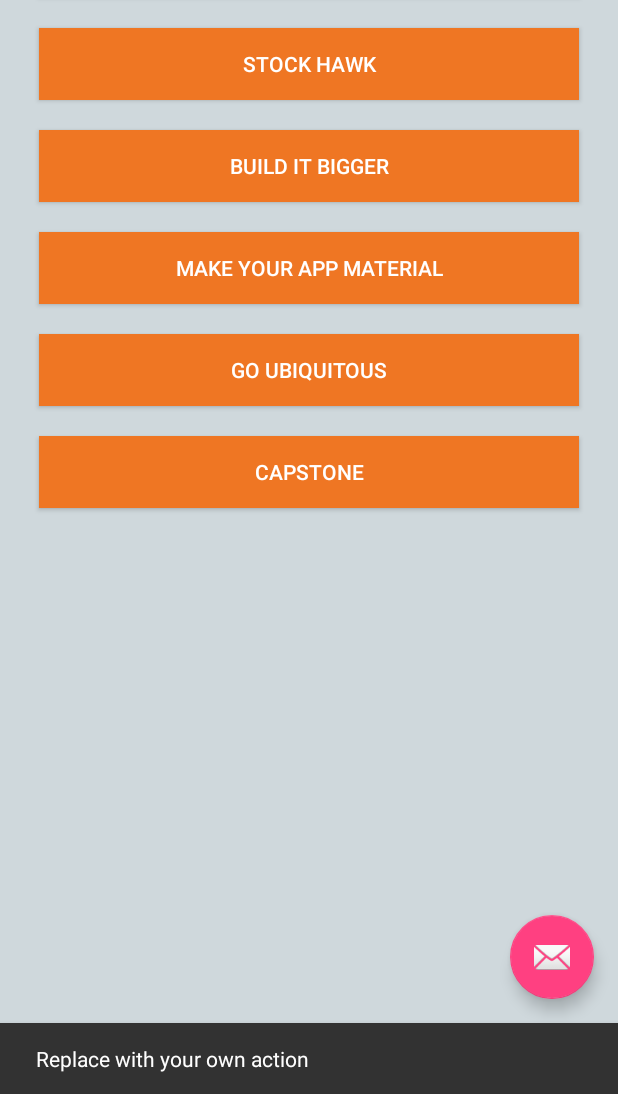
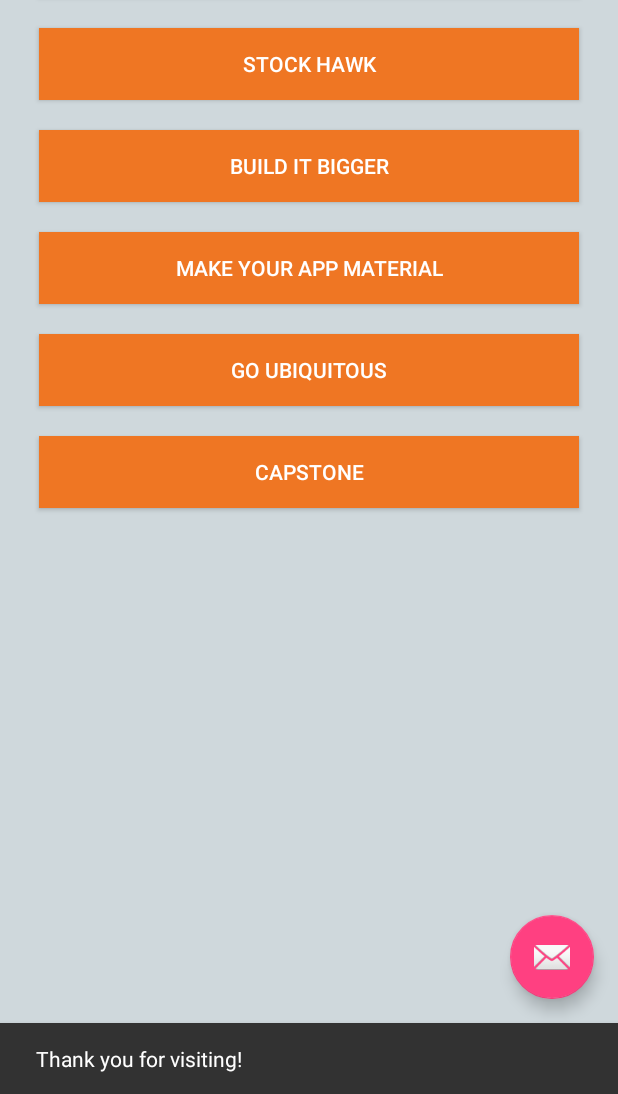
Before and after one commit to abilaashsai/Android-Toast, an Android app: the screen it shows after launch (MainActivity), after a tap on an icon or button, on a phone screen of 412 x 824 dp, the part 142-1236 px from its top. Run offline under Robolectric (Android 15) with nearby library versions, the phone set to English and light mode, and no system bars.

Commit message:
My App Protfolio

```diff
--- a/app/src/main/java/app/com/example/android/myappprotfolio/MainActivity.java
+++ b/app/src/main/java/app/com/example/android/myappprotfolio/MainActivity.java
@@ -32,7 +32,7 @@ public class MainActivity extends AppCompatActivity {
         fab.setOnClickListener(new View.OnClickListener() {
             @Override
             public void onClick(View view) {
-                Snackbar.make(view, "Replace with your own action", Snackbar.LENGTH_LONG)
+                Snackbar.make(view, "Thank you for visiting!", Snackbar.LENGTH_LONG)
                         .setAction("Action", null).show();
 
 
--- a/app/src/main/res/layout/content_main.xml
+++ b/app/src/main/res/layout/content_main.xml
@@ -5,7 +5,7 @@
     android:layout_height="wrap_content"
     android:fillViewport="false"
     tools:showIn="@layout/activity_main"
-    android:background="#CFD8DC">
+    android:background="@color/background">
     xmlns:android="http://schemas.android.com/apk/res/android" />
 <RelativeLayout xmlns:android="http://schemas.android.com/apk/res/android"
     xmlns:tools="http://schemas.android.com/tools"
--- a/app/src/main/res/values/colors.xml
+++ b/app/src/main/res/values/colors.xml
@@ -6,4 +6,5 @@
     <color name="text_color">#2E3D49</color>
     <color name="btn_background">#EF7623</color>
     <color name="btn_text">#FFFFFF</color>
+    <color name="background">#CFD8DC</color>
 </resources>
```
